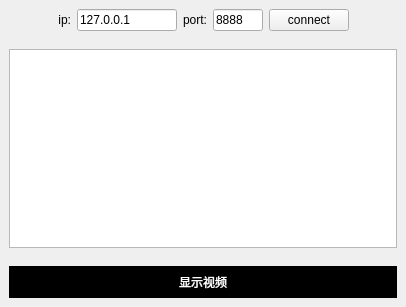
Qt form examples/peerconnection/peerconnection/client/mainwnd.ui (barry-ran/learn-webrtc) before a commit.
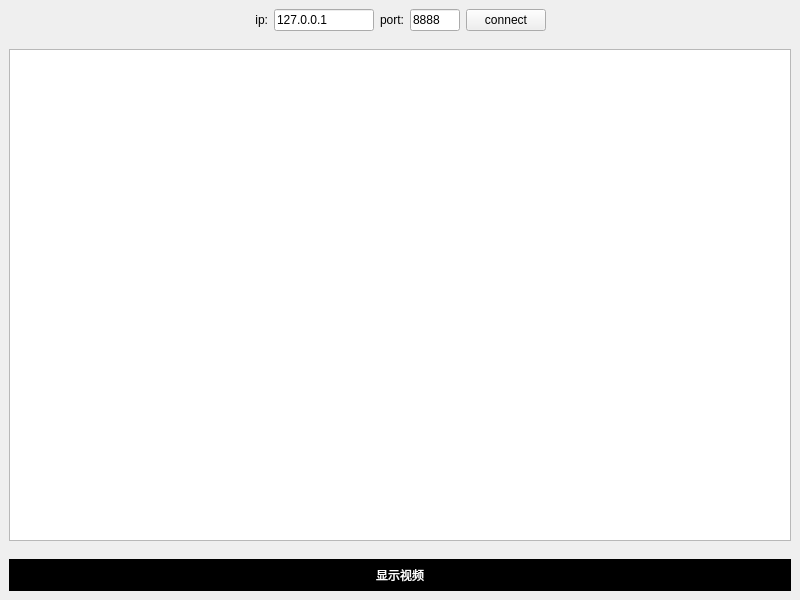
The same form after that commit.

The edit to the form file:
```diff
--- a/examples/peerconnection/peerconnection/client/mainwnd.ui
+++ b/examples/peerconnection/peerconnection/client/mainwnd.ui
@@ -6,8 +6,8 @@
    <rect>
     <x>0</x>
     <y>0</y>
-    <width>406</width>
-    <height>307</height>
+    <width>800</width>
+    <height>600</height>
    </rect>
   </property>
   <property name="windowTitle">
```
